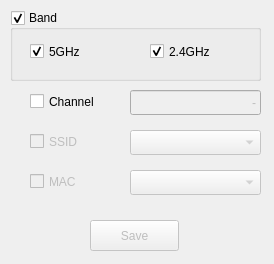
The window that linssid-app/ViewFilterDialog.ui (chunmeng/linssid-ex) describes before a commit, drawn with Qt 5.
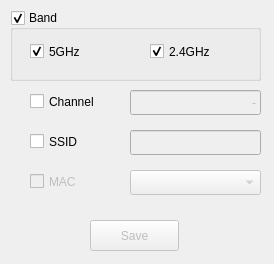
The same window after the commit.

Commit message:
Enable the ssid selection in filter dialog
* Enable ssid checkbox
* Change ssid input to free text, with maxlen of 32

What changed in the file:
```diff
--- a/linssid-app/ViewFilterDialog.ui
+++ b/linssid-app/ViewFilterDialog.ui
@@ -128,7 +128,7 @@
   </widget>
   <widget class="QCheckBox" name="checkBoxSSID">
    <property name="enabled">
-    <bool>false</bool>
+    <bool>true</bool>
    </property>
    <property name="geometry">
     <rect>
@@ -158,19 +158,6 @@
     <string>MAC</string>
    </property>
   </widget>
-  <widget class="QComboBox" name="comboBoxSsid">
-   <property name="enabled">
-    <bool>false</bool>
-   </property>
-   <property name="geometry">
-    <rect>
-     <x>130</x>
-     <y>130</y>
-     <width>131</width>
-     <height>25</height>
-    </rect>
-   </property>
-  </widget>
   <widget class="QComboBox" name="comboBoxMac">
    <property name="enabled">
     <bool>false</bool>
@@ -200,6 +187,31 @@
     <string>Save</string>
    </property>
   </widget>
+  <widget class="QLineEdit" name="lineEditSSID">
+   <property name="enabled">
+    <bool>false</bool>
+   </property>
+   <property name="geometry">
+    <rect>
+     <x>130</x>
+     <y>130</y>
+     <width>131</width>
+     <height>25</height>
+    </rect>
+   </property>
+   <property name="toolTip">
+    <string>Show only SSID containing this text, case sensitive. e.g.: oo will show FooBar, BarFoo</string>
+   </property>
+   <property name="text">
+    <string/>
+   </property>
+   <property name="maxLength">
+    <number>32</number>
+   </property>
+   <property name="alignment">
+    <set>Qt::AlignRight|Qt::AlignTrailing|Qt::AlignVCenter</set>
+   </property>
+  </widget>
  </widget>
  <resources/>
  <connections/>
```
Left out of the diff: 5 changed lines with no effect on the pictures.
